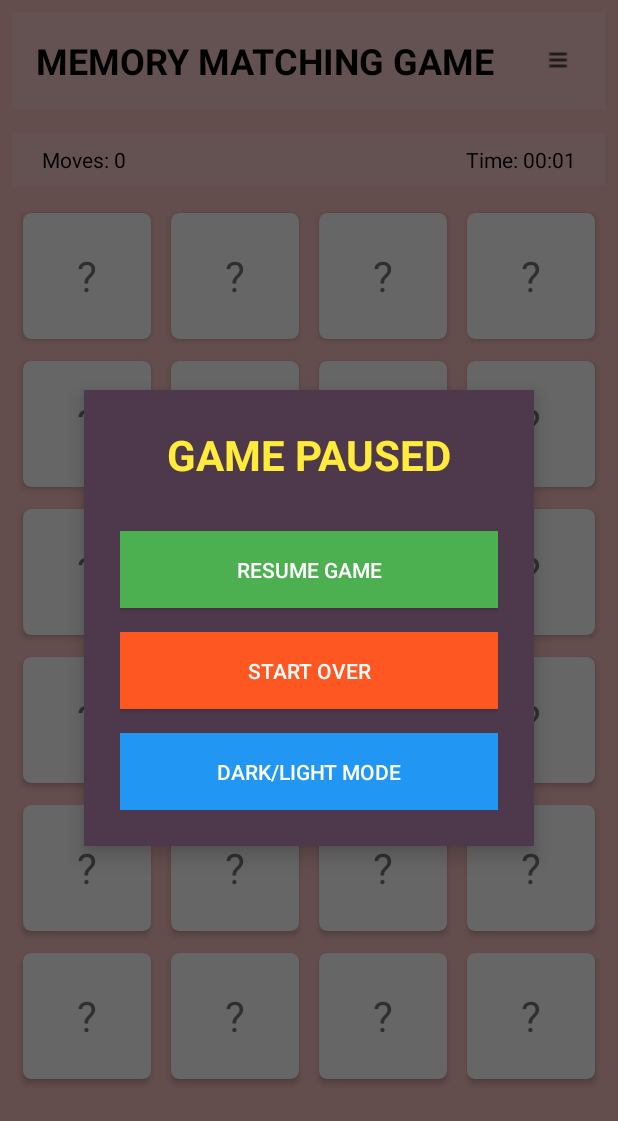
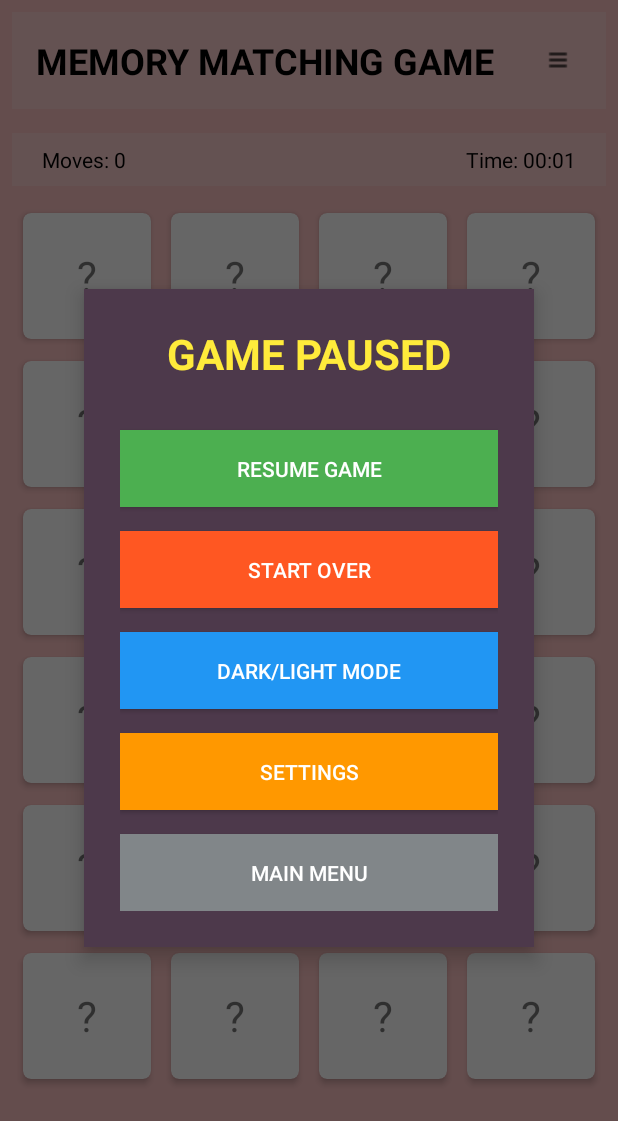
Before and after one commit to an-m1/EECS4443_MemoryGame, an Android app: the MainActivity screen opened directly, with no data from a screen before it, after a tap on "Options Menu", on a phone screen of 412 x 824 dp. Shown: the top 1121 px of the screen. Run offline under Robolectric (Android 15) with nearby library versions, the phone set to English and light mode, and no system bars.

Commit message:
Add navigation buttons for settings and main menu in MainActivity; update layouts for improved UI

```diff
--- a/MemoryCardGame/app/src/main/java/com/example/memorycardgame/MainActivity.java
+++ b/MemoryCardGame/app/src/main/java/com/example/memorycardgame/MainActivity.java
@@ -1,5 +1,6 @@
 package com.example.memorycardgame;
 
+import android.content.Intent;
 import android.os.Bundle;
 import android.os.Handler;
 import android.view.View;
@@ -38,6 +39,8 @@ public class MainActivity extends AppCompatActivity {
     private Button resumeButton;
     private Button restartButton;
     private Button themeButton;
+    private Button settingsButton;
+    private Button mainMenuButton;
     private boolean isDarkMode = false;
 
     @Override
@@ -55,12 +58,21 @@ public class MainActivity extends AppCompatActivity {
         resumeButton = findViewById(R.id.resumeButton);
         restartButton = findViewById(R.id.restartButton);
         themeButton = findViewById(R.id.themeButton);
+        settingsButton = findViewById(R.id.gameSettingsButton);
+        mainMenuButton = findViewById(R.id.mainMenuButton);
 
         // Set click listeners for pause menu buttons
         optionsButton.setOnClickListener(v -> pauseGame());
         resumeButton.setOnClickListener(v -> resumeGame());
         restartButton.setOnClickListener(v -> restartGame());
-        themeButton.setOnClickListener(v -> toggleTheme());
+        settingsButton.setOnClickListener(v -> {
+            Intent intent = new Intent(MainActivity.this, SettingsActivity.class);
+            startActivity(intent);
+        });
+        mainMenuButton.setOnClickListener(v -> {
+            Intent intent = new Intent(MainActivity.this, HomeActivity.class);
+            startActivity(intent);
+        });
 
         initializeGame(6, 4); // Default 4x6 grid
     }
--- a/MemoryCardGame/app/src/main/res/layout/activity_home.xml
+++ b/MemoryCardGame/app/src/main/res/layout/activity_home.xml
@@ -7,57 +7,57 @@
     <LinearLayout
         android:layout_width="match_parent"
         android:layout_height="match_parent"
+        android:gravity="center"
         android:orientation="vertical"
-        android:gravity="center"
         android:padding="24dp">
 
         <TextView
             android:layout_width="match_parent"
             android:layout_height="wrap_content"
+            android:layout_marginBottom="50dp"
+            android:gravity="center"
             android:text="MEMORY MATCH"
+            android:textColor="#000000"
             android:textSize="40sp"
-            android:textStyle="bold"
-            android:textColor="#000000"
-            android:gravity="center"
-            android:layout_marginBottom="50dp"/>
+            android:textStyle="bold" />
 
         <ImageView
             android:layout_width="150dp"
             android:layout_height="150dp"
-            android:src="@drawable/logo"
             android:layout_marginBottom="60dp"
-            android:contentDescription="Game Logo" />
+            android:contentDescription="Game Logo"
+            android:src="@drawable/logo" />
 
         <Button
             android:id="@+id/playButton"
             android:layout_width="250dp"
             android:layout_height="wrap_content"
-            android:text="PLAY GAME"
-            android:textSize="20sp"
-            android:textColor="#FFFFFF"
+            android:layout_marginBottom="20dp"
             android:background="#4CAF50"
             android:padding="20dp"
-            android:layout_marginBottom="20dp"/>
+            android:text="PLAY GAME"
+            android:textColor="#FFFFFF"
+            android:textSize="20sp" />
 
 
         <Button
             android:id="@+id/settingsButton"
             android:layout_width="250dp"
             android:layout_height="wrap_content"
-            android:text="SETTINGS"
-            android:textSize="20sp"
-            android:textColor="#FFFFFF"
+            android:layout_marginBottom="20dp"
             android:background="#FF9800"
             android:padding="16dp"
-            android:layout_marginBottom="20dp"/>
+            android:text="SETTINGS"
+            android:textColor="#FFFFFF"
+            android:textSize="20sp" />
 
         <TextView
             android:layout_width="match_parent"
             android:layout_height="wrap_content"
+            android:layout_marginTop="40dp"
+            android:gravity="center"
             android:text="Version 1.0"
-            android:textColor="#2B2D30"
-            android:gravity="center"
-            android:layout_marginTop="40dp"/>
+            android:textColor="#2B2D30" />
 
     </LinearLayout>
 </RelativeLayout>
--- a/MemoryCardGame/app/src/main/res/layout/activity_main.xml
+++ b/MemoryCardGame/app/src/main/res/layout/activity_main.xml
@@ -16,117 +16,138 @@
             <TextView
                 android:layout_width="match_parent"
                 android:layout_height="wrap_content"
-                android:text="MEMORY MATCHING GAME"
-                android:textSize="24sp"
-                android:textStyle="bold"
-                android:textColor="#000000"
+                android:layout_margin="8dp"
+                android:background="#33FFFFFF"
                 android:gravity="start"
                 android:padding="16dp"
-                android:background="#33FFFFFF"
-                android:layout_margin="8dp"/>
+                android:text="MEMORY MATCHING GAME"
+                android:textColor="#000000"
+                android:textSize="24sp"
+                android:textStyle="bold" />
 
             <ImageButton
                 android:id="@+id/optionsButton"
                 android:layout_width="48dp"
                 android:layout_height="48dp"
+                android:layout_alignParentTop="true"
                 android:layout_alignParentEnd="true"
-                android:layout_alignParentTop="true"
                 android:layout_margin="16dp"
                 android:background="?attr/selectableItemBackgroundBorderless"
-                android:src="@drawable/menu"
-                android:contentDescription="Options Menu" />
+                android:contentDescription="Options Menu"
+                android:src="@drawable/menu" />
         </RelativeLayout>
 
         <RelativeLayout
             android:layout_width="match_parent"
             android:layout_height="wrap_content"
-            android:padding="8dp"
+            android:layout_margin="8dp"
             android:background="#33FFFFFF"
-            android:layout_margin="8dp">
+            android:padding="8dp">
 
             <TextView
                 android:id="@+id/movesTextView"
                 android:layout_width="wrap_content"
                 android:layout_height="wrap_content"
+                android:layout_alignParentStart="true"
+                android:layout_marginStart="12dp"
                 android:text="Moves: 0"
-                android:textColor="#000000"
-                android:layout_alignParentStart="true"
-                android:layout_marginStart="12dp"/>
+                android:textColor="#000000" />
 
             <TextView
                 android:id="@+id/timeTextView"
                 android:layout_width="wrap_content"
                 android:layout_height="wrap_content"
+                android:layout_alignParentEnd="true"
+                android:layout_marginEnd="12dp"
                 android:text="Time: 00:00"
-                android:textColor="#000000"
-                android:layout_alignParentEnd="true"
-                android:layout_marginEnd="12dp"/>
+                android:textColor="#000000" />
         </RelativeLayout>
 
         <GridLayout
             android:id="@+id/gridLayout"
             android:layout_width="wrap_content"
             android:layout_height="wrap_content"
+            android:layout_gravity="center"
             android:layout_weight="1"
-            android:padding="16dp"
-            android:layout_gravity="center"/>
+            android:padding="16dp" />
     </LinearLayout>
 
     <FrameLayout
         android:id="@+id/pauseMenuContainer"
         android:layout_width="match_parent"
         android:layout_height="match_parent"
-        android:visibility="gone"
-        android:background="#99000000">
+        android:background="#99000000"
+        android:visibility="gone">
 
         <LinearLayout
             android:layout_width="300dp"
             android:layout_height="wrap_content"
             android:layout_gravity="center"
             android:background="#4D394B"
+            android:elevation="8dp"
+            android:gravity="center"
             android:orientation="vertical"
-            android:padding="24dp"
-            android:elevation="8dp"
-            android:gravity="center">
+            android:padding="24dp">
 
             <TextView
                 android:layout_width="match_parent"
                 android:layout_height="wrap_content"
+                android:layout_marginBottom="32dp"
+                android:gravity="center"
                 android:text="GAME PAUSED"
                 android:textColor="#FFEB3B"
                 android:textSize="28sp"
-                android:textStyle="bold"
-                android:gravity="center"
-                android:layout_marginBottom="32dp"/>
+                android:textStyle="bold" />
 
             <Button
                 android:id="@+id/resumeButton"
                 android:layout_width="match_parent"
                 android:layout_height="wrap_content"
+                android:layout_marginBottom="16dp"
+                android:background="#4CAF50"
+                android:padding="16dp"
                 android:text="RESUME GAME"
-                android:background="#4CAF50"
-                android:textColor="#FFFFFF"
-                android:padding="16dp"
-                android:layout_marginBottom="16dp"/>
+                android:textColor="#FFFFFF" />
 
             <Button
                 android:id="@+id/restartButton"
                 android:layout_width="match_parent"
                 android:layout_height="wrap_content"
+                android:layout_marginBottom="16dp"
+                android:background="#FF5722"
+                android:padding="16dp"
                 android:text="START OVER"
-                android:background="#FF5722"
-                android:textColor="#FFFFFF"
-                android:padding="16dp"
-                android:layout_marginBottom="16dp"/>
+                android:textColor="#FFFFFF" />
 
+            <!-- TODO: Remove this dark/light mode since we have the toggle in the settings activity.-->
             <Button
                 android:id="@+id/themeButton"
                 android:layout_width="match_parent"
                 android:layout_height="wrap_content"
+                android:layout_marginBottom="16dp"
+                android:background="#2196F3"
+                android:padding="16dp"
                 android:text="DARK/LIGHT MODE"
-                android:background="#2196F3"
-                android:textColor="#FFFFFF"
-                android:padding="16dp"/>
+                android:textColor="#FFFFFF" />
+
+            <Button
+                android:id="@+id/gameSettingsButton"
+                android:layout_width="match_parent"
+                android:layout_height="wrap_content"
+                android:layout_marginBottom="16dp"
+                android:background="#FF9800"
+                android:padding="16dp"
+                android:text="SETTINGS"
+                android:textColor="#FFFFFF" />
+
+            <Button
+                android:id="@+id/mainMenuButton"
+                android:layout_width="match_parent"
+                android:layout_height="wrap_content"
+                android:background="#818689"
+                android:padding="16dp"
+                android:text="Main Menu"
+                android:textColor="#FFFFFF" />
         </LinearLayout>
     </FrameLayout>
 </RelativeLayout>
```
